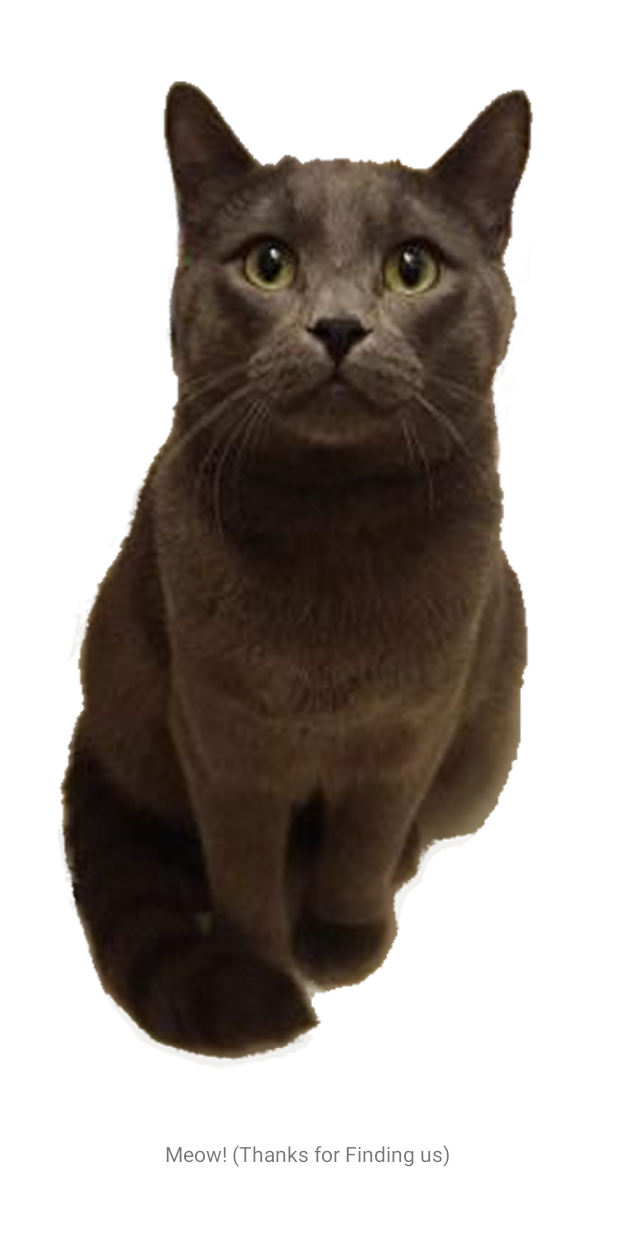
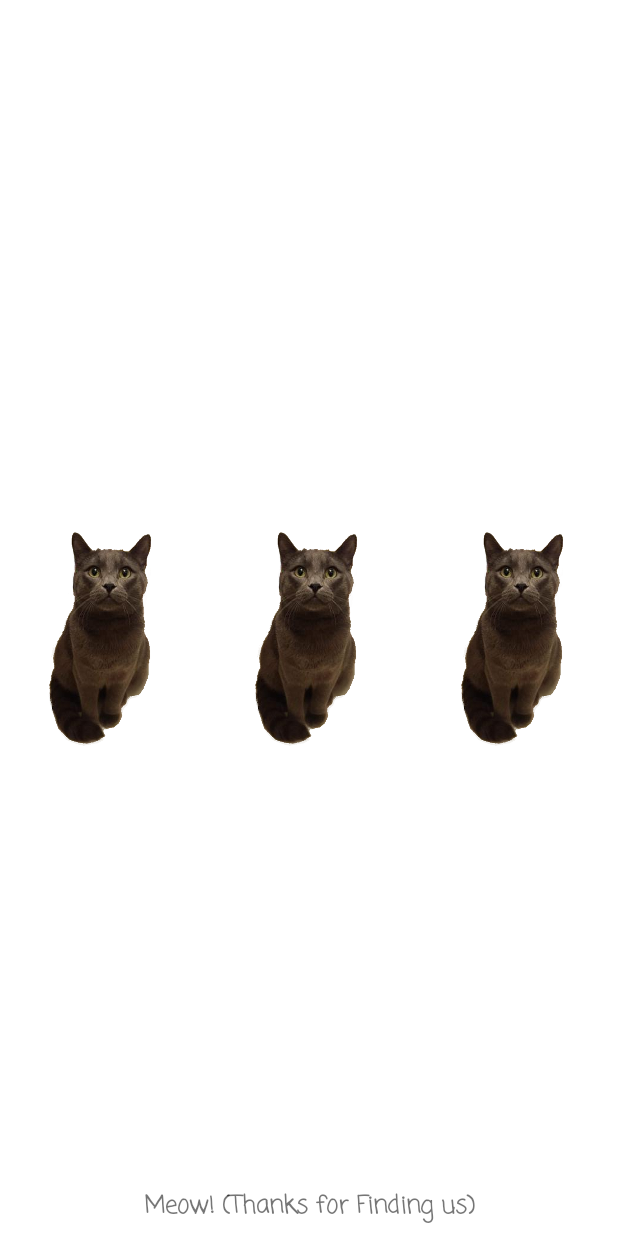
Before and after one commit to klocquiao/Cat-Catcher, an Android app: the layout message_layout.xml on its own in the app's theme, with its tools: preview values and no code run, on a phone screen of 412 x 824 dp. Run offline under Robolectric (Android 15) with nearby library versions, the phone set to English and light mode, and no system bars.

Commit message:
Improve winners dialog.
Better spacing between images and text.

```diff
--- a/app/src/main/res/layout/activity_help.xml
+++ b/app/src/main/res/layout/activity_help.xml
@@ -66,7 +66,7 @@
             android:layout_width="wrap_content"
             android:layout_height="wrap_content"
             android:layout_marginStart="16dp"
-            android:layout_marginLeft="8dp"
+            android:layout_marginTop="8dp"
             android:layout_marginEnd="16dp"
             android:layout_marginBottom="8dp"
             android:lineSpacingExtra="2dp"
--- a/app/src/main/res/layout/message_layout.xml
+++ b/app/src/main/res/layout/message_layout.xml
@@ -5,25 +5,80 @@
     android:layout_width="match_parent"
     android:layout_height="match_parent">
 
-    <ImageView
-        android:id="@+id/winnerImage"
+    <LinearLayout
+        android:id="@+id/linearLayout2"
         android:layout_width="wrap_content"
         android:layout_height="wrap_content"
-        android:src="@drawable/picture_of_cat"
-        app:layout_constraintBottom_toTopOf="@+id/winnerMessage"
+        android:layout_marginStart="32dp"
+        android:layout_marginTop="32dp"
+        android:layout_marginEnd="32dp"
+        android:layout_marginBottom="32dp"
+        android:orientation="horizontal"
+        app:layout_constraintBottom_toBottomOf="parent"
         app:layout_constraintEnd_toEndOf="parent"
         app:layout_constraintStart_toStartOf="parent"
-        app:layout_constraintTop_toTopOf="parent" />
+        app:layout_constraintTop_toTopOf="parent"
+        app:layout_constraintVertical_bias="1.0">
+
+        <ImageView
+            android:id="@+id/winnerImage2"
+            android:layout_width="match_parent"
+            android:layout_height="match_parent"
+            android:layout_marginStart="32dp"
+            android:layout_marginTop="32dp"
+            android:layout_marginEnd="32dp"
+            android:layout_marginBottom="32dp"
+            android:layout_weight="1"
+            android:src="@drawable/picture_of_cat"
+            app:layout_constraintBottom_toBottomOf="parent"
+            app:layout_constraintEnd_toEndOf="parent"
+            app:layout_constraintStart_toStartOf="parent"
+            app:layout_constraintTop_toTopOf="parent" />
+
+        <ImageView
+            android:id="@+id/winnerImage"
+            android:layout_width="match_parent"
+            android:layout_height="match_parent"
+            android:layout_marginStart="32dp"
+            android:layout_marginTop="32dp"
+            android:layout_marginEnd="32dp"
+            android:layout_marginBottom="32dp"
+            android:layout_weight="1"
+            android:src="@drawable/picture_of_cat"
+            app:layout_constraintBottom_toBottomOf="parent"
+            app:layout_constraintEnd_toEndOf="parent"
+            app:layout_constraintStart_toStartOf="parent"
+            app:layout_constraintTop_toTopOf="parent" />
+
+        <ImageView
+            android:id="@+id/winnerImage3"
+            android:layout_width="match_parent"
+            android:layout_height="match_parent"
+            android:layout_marginStart="32dp"
+            android:layout_marginTop="32dp"
+            android:layout_marginEnd="32dp"
+            android:layout_marginBottom="32dp"
+            android:layout_weight="1"
+            android:src="@drawable/picture_of_cat"
+            app:layout_constraintBottom_toBottomOf="parent"
+            app:layout_constraintEnd_toEndOf="parent"
+            app:layout_constraintStart_toStartOf="parent"
+            app:layout_constraintTop_toTopOf="parent" />
+    </LinearLayout>
 
     <TextView
         android:id="@+id/winnerMessage"
         android:layout_width="wrap_content"
         android:layout_height="wrap_content"
+        android:layout_marginTop="8dp"
+        android:layout_marginBottom="16dp"
+        android:fontFamily="casual"
         android:text="@string/winner_message"
+        android:textSize="16sp"
+        android:textStyle="bold"
         app:layout_constraintBottom_toBottomOf="parent"
-        app:layout_constraintEnd_toEndOf="@+id/winnerImage"
-        app:layout_constraintHorizontal_bias="0.491"
-        app:layout_constraintStart_toStartOf="@+id/winnerImage"
-        app:layout_constraintTop_toBottomOf="@+id/winnerImage" />
+        app:layout_constraintEnd_toEndOf="parent"
+        app:layout_constraintStart_toStartOf="@+id/linearLayout2"
+        app:layout_constraintTop_toBottomOf="@+id/linearLayout2" />
 
 </androidx.constraintlayout.widget.ConstraintLayout>
```
